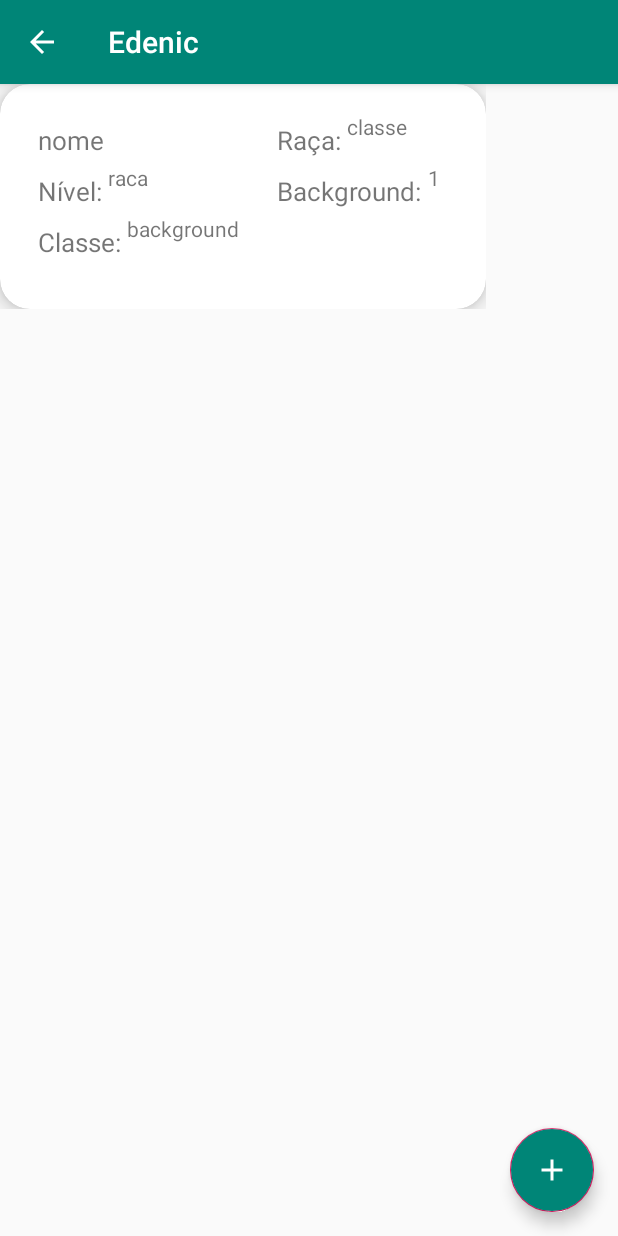
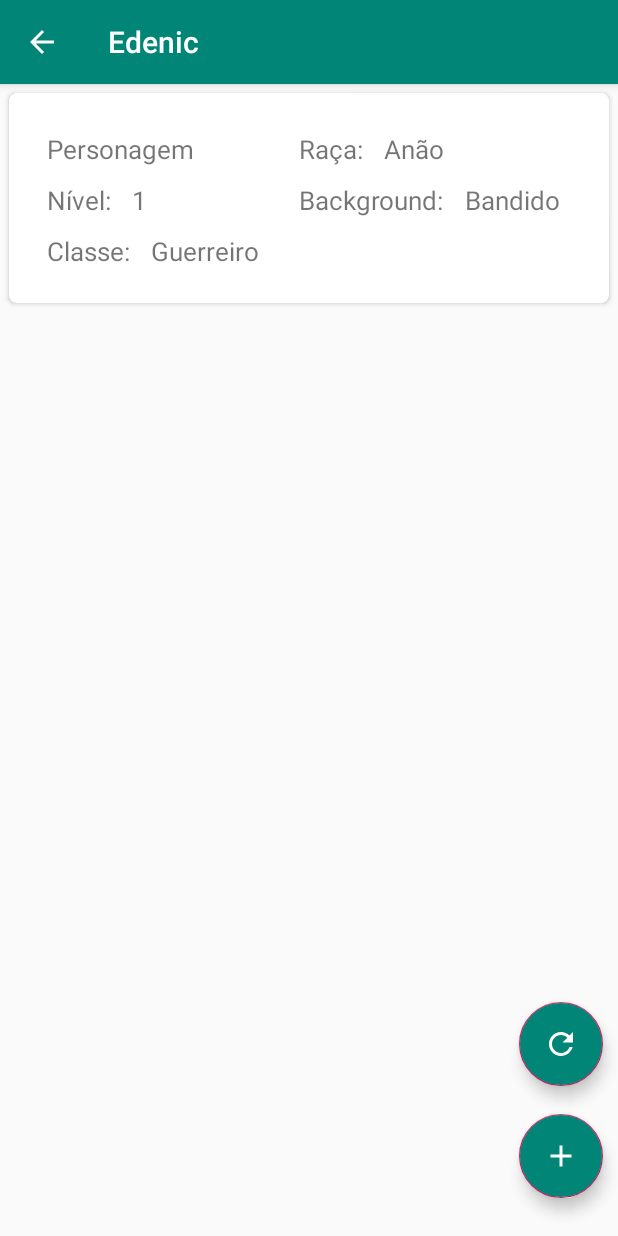
Before and after one commit to marcelovicarvalho/edenic, an Android app: the screen it shows after launch (Personagens), after a tap on "Personagens", on a phone screen of 412 x 824 dp. Run offline under Robolectric (Android 15) with nearby library versions, the phone set to English and light mode, and no system bars.

Commit message:
enviando pro server e puxando e atualizando os card PogU

```diff
--- a/app/src/main/java/com/example/edenic/AddPersonagem.java
+++ b/app/src/main/java/com/example/edenic/AddPersonagem.java
@@ -412,10 +412,7 @@ public class AddPersonagem extends AppCompatActivity {
                         prestigitacao2 = somaStatus;
 
                         constituicao2 = modificadorStatus(constituicao);
-                        Log.i("PRIMEIRO", String.valueOf(HP));
-                        Log.i("CONSTITUICAO",String.valueOf(somaStatus));
                         calculaHP(classe);
-                        Log.i("",String.valueOf(HP));
 
                         inteligencia2 = modificadorStatus(inteligencia);
                         arcanismo2 = somaStatus;
@@ -527,20 +524,23 @@ public class AddPersonagem extends AppCompatActivity {
 
                 itemSelecionado();
 
-                Log.i("", nome);
-                Log.i("", raca);
-                Log.i("", classe);
-                Log.i("", background);
-                Log.i("forca", String.valueOf(forca2));
-                Log.i("destreza", String.valueOf(destreza2));
-                Log.i("const", String.valueOf(constituicao2));
-                Log.i("inte", String.valueOf(inteligencia2));
-                Log.i("sabe", String.valueOf(sabedoria2));
-                Log.i("caris", String.valueOf(carisma2));
-                Log.i("hp+", String.valueOf(HP));
+                Log.i("nome ", nome);
+                Log.i("raca ", raca);
+                Log.i("classe ", classe);
+                Log.i("background ", background);
+                Log.i("forca ", String.valueOf(forca2));
+                Log.i("destreza ", String.valueOf(destreza2));
+                Log.i("const ", String.valueOf(constituicao2));
+                Log.i("inte ", String.valueOf(inteligencia2));
+                Log.i("sabe ", String.valueOf(sabedoria2));
+                Log.i("caris ", String.valueOf(carisma2));
+                Log.i("hp+ ", String.valueOf(HP));
+
+                String SQLiteQuery = "INSERT INTO personagens (char_nome, char_nivel,char_raca,char_class,char_back,char_str,char_dex,char_cons,char_int,char_wis,char_char,char_hp) VALUES ('"+nome+"',1,'"+raca+"','"+classe+"','"+background+"','"+String.valueOf(forca2)+"','"+String.valueOf(destreza2)+"','"+String.valueOf(constituicao2)+"','"+String.valueOf(inteligencia2)+"','"+String.valueOf(sabedoria2)+"', '"+String.valueOf(carisma2)+"','"+String.valueOf(HP)+"')";
 
                 gravaBanco(getBaseContext()).rawQuery("INSERT INTO personagens (char_nome,char_nivel,char_raca,char_class,char_back,char_str,char_dex,char_cons,char_int,char_wis,char_char,char_hp) VALUES (?,?,?,?,?,?,?,?,?,?,?,?)", new String[]{nome,"1",raca,classe,background,String.valueOf(forca2),String.valueOf(destreza2),String.valueOf(constituicao2),String.valueOf(inteligencia2),String.valueOf(sabedoria2), String.valueOf(carisma2),String.valueOf(HP)});
                 gravaBanco(getBaseContext()).rawQuery("INSERT INTO proficiencias (prof_atl,prof_acr,prof_furt,prof_prest,prof_arc,prof_his,prof_inves,prof_natu,prof_reli,prof_ades,prof_intui,prof_medic,prof_percep,prof_sobre,prof_atua,prof_engana,prof_inti,prof_persu) VALUES (?,?,?,?,?,?,?,?,?,?,?,?,?,?,?,?,?,?)", new String[]{String.valueOf(atletismo2),String.valueOf(acrobacia2),String.valueOf(furtividade2),String.valueOf(prestigitacao2),String.valueOf(arcanismo2),String.valueOf(historia2),String.valueOf(investigacao2),String.valueOf(natureza2),String.valueOf(religiao2),String.valueOf(adestraranimais2),String.valueOf(intuicao2),String.valueOf(medicina2),String.valueOf(percepcao2),String.valueOf(sobrevivencia2),String.valueOf(atuacao2),String.valueOf(enganacao2),String.valueOf(intimidacao2),String.valueOf(persuasao2)});
+                gravaBanco(getBaseContext()).execSQL(SQLiteQuery);
 
                 Toast.makeText(AddPersonagem.this, "Personagem Salvo", Toast.LENGTH_SHORT).show();
                 finish();
--- a/app/src/main/java/com/example/edenic/DatabaseHandler.java
+++ b/app/src/main/java/com/example/edenic/DatabaseHandler.java
@@ -136,7 +136,7 @@ public class DatabaseHandler extends SQLiteOpenHelper {
         db.execSQL("INSERT INTO  feiticos (name,nivel,castTime,range,duration,classe,descricao) VALUES ('Palavra curativa',1,'1 ação bonus','18 metros','instantaneo','Clérigo','Uma criatura, à sua escolha, que você possa ver dentro do alcance recupera uma quantidade de pontos de vida igual a 1d4 + seu modificador de habilidade de conjuração. Essa magia não tem efeito em mortos-vivos ou constructosEm Níveis Superiores. Quando você conjurar essa magia usando um espaço de magia de 2° nível ou superior, a cura aumenta em 1d4 para cada nível do espaço acima do 1°')");
         db.execSQL("INSERT INTO  feiticos (name,nivel,castTime,range,duration,classe,descricao) VALUES ('Resistência',0,'1 ação','Toque','até 1 minuto','Clérigo','Você toca uma criatura voluntária. Uma vez, antes da magia acabar, o alvo pode rolar um d4 e adicionar o valor jogado a um teste de resistência de sua escolha. Ele pode rolar o dado antes ou depois de realizar o teste de resistência. Então, a magia termina.')");
         db.execSQL("INSERT INTO  feiticos (name, nivel,castTime,range,duration,classe,descricao) VALUES ('Luz',0,'1 ação','toque','1 hora', 'Clérigo', 'Você toca um objeto que não tenha mais 3 metros em qualquer dimensão. Até a magia acabar, o objeto emite luz plena num raio de 6 metros e penumbra por 6 metros adicionais. Cobrir o objeto completamente com alguma coisa opaca bloqueará a luz. A magia termina se você conjura-la novamente ou dissipa-la com uma ação.Se você tentar afetar um objeto segurado ou vestido por uma criatura hostil, a criatura deve ser bem sucedida num teste de Destreza para evitar a magia.')");
-        db.execSQL("INSERT INTO personagens (char_nome, char_nivel, char_raca, char_class, char_back, char_str, char_dex,char_cons, char_int,char_wis,char_char,char_hp,char_desc) VALUES ('nome', 'raca', 'classe', 'background', 1, 2, 3, 4, 5, 6, 7,8, 'desc')");
+        db.execSQL("INSERT INTO personagens (char_nome, char_nivel, char_raca, char_class, char_back, char_str, char_dex,char_cons, char_int,char_wis,char_char,char_hp,char_desc) VALUES ('Personagem',1, 'Anão', 'Guerreiro', 'Bandido', 1, 2, 3, 4, 5, 6, 7, 'desc')");
 }
 
     @Override
--- a/app/src/main/java/com/example/edenic/Personagens.java
+++ b/app/src/main/java/com/example/edenic/Personagens.java
@@ -8,6 +8,7 @@ import android.content.Intent;
 import android.database.Cursor;
 import android.database.sqlite.SQLiteDatabase;
 import android.os.Bundle;
+import android.util.Log;
 import android.view.MenuItem;
 import android.view.View;
 import android.widget.Button;
@@ -34,6 +35,8 @@ public class Personagens extends AppCompatActivity {
 
         getSupportActionBar().setDisplayHomeAsUpEnabled(true);
         getSupportActionBar().setDisplayShowHomeEnabled(true);
+        rv2 = findViewById(R.id.recyclerviewPersonagens);
+        setAdapter();
 
         FloatingActionButton button = findViewById(R.id.addChar);
         button.setOnClickListener(new View.OnClickListener() {
@@ -43,15 +46,32 @@ public class Personagens extends AppCompatActivity {
             }
         });
 
-        rv2 = findViewById(R.id.recyclerviewPersonagens);
+        FloatingActionButton button2 = findViewById(R.id.charUpdate);
+        button2.setOnClickListener(new View.OnClickListener() {
+            @Override
+            public void onClick(View view) {
+                updatePersonagem();
+            }
+        });
 
-        setAdapter();
+
+
+
     }
 
     public void AddPersonagem() {
         Intent intent = new Intent(Personagens.this, AddPersonagem.class);
         startActivity(intent);
     }
+
+    public void updatePersonagem() {
+        rv2 = findViewById(R.id.recyclerviewPersonagens);
+        setAdapter();
+
+        this.finish();
+        Intent intent = new Intent(Personagens.this, Personagens.class);
+        startActivity(intent);
+}
 
     public void setAdapter(){
         DatabaseHandler banco = new DatabaseHandler(this);
@@ -65,6 +85,7 @@ public class Personagens extends AppCompatActivity {
             classe.add(cursor.getString(4));
             raca.add(cursor.getString(3));
             background.add(cursor.getString(5));
+            Log.i("aaa", cursor.getString(1));
         } while (cursor.moveToNext());
         PersonagensRecycler adapter = new PersonagensRecycler(this, nome, nivel, classe, raca, background);
         rv2.setAdapter(adapter);
--- a/app/src/main/java/com/example/edenic/PersonagensRecycler.java
+++ b/app/src/main/java/com/example/edenic/PersonagensRecycler.java
@@ -3,6 +3,7 @@ package com.example.edenic;
 import android.app.AlertDialog;
 import android.content.Context;
 import android.content.DialogInterface;
+import android.util.Log;
 import android.view.LayoutInflater;
 import android.view.View;
 import android.view.ViewGroup;
@@ -46,12 +47,13 @@ public class PersonagensRecycler extends RecyclerView.Adapter<PersonagensRecycle
     public MyViewHolder onCreateViewHolder(@NonNull ViewGroup viewGroup, int viewType) {
         LinearLayout txt = (LinearLayout) LayoutInflater.from(viewGroup.getContext()).inflate(R.layout.recycler_personagens, viewGroup, false);
         PersonagensRecycler.MyViewHolder myViewHolder = new PersonagensRecycler.MyViewHolder(txt);
-        Collections.sort(nome);
+//        Collections.sort(nome);
         return myViewHolder;
     }
 
     @Override
     public void onBindViewHolder(@NonNull MyViewHolder Holder, int i) {
+        Log.i("I", String.valueOf(i));
         Holder.nome.setText(nome.get(i));
         Holder.nivel.setText(nivel.get(i));
         Holder.classe.setText(classe.get(i));
@@ -60,7 +62,9 @@ public class PersonagensRecycler extends RecyclerView.Adapter<PersonagensRecycle
     }
 
     @Override
-    public int getItemCount() {
+    public int getItemCount()
+    {
+        Log.i("tamanho", String.valueOf(nome.size()));
         return nome.size();
     }
 
--- /dev/null
+++ b/app/src/main/res/drawable/ic_refresh_black_24dp.xml
@@ -0,0 +1,5 @@
+<vector android:height="24dp" android:tint="#FFFFFF"
+    android:viewportHeight="24.0" android:viewportWidth="24.0"
+    android:width="24dp" xmlns:android="http://schemas.android.com/apk/res/android">
+    <path android:fillColor="#FF000000" android:pathData="M17.65,6.35C16.2,4.9 14.21,4 12,4c-4.42,0 -7.99,3.58 -7.99,8s3.57,8 7.99,8c3.73,0 6.84,-2.55 7.73,-6h-2.08c-0.82,2.33 -3.04,4 -5.65,4 -3.31,0 -6,-2.69 -6,-6s2.69,-6 6,-6c1.66,0 3.14,0.69 4.22,1.78L13,11h7V4l-2.35,2.35z"/>
+</vector>
--- a/app/src/main/res/layout/activity_personagens.xml
+++ b/app/src/main/res/layout/activity_personagens.xml
@@ -1,28 +1,43 @@
 <?xml version="1.0" encoding="utf-8"?>
 
-<LinearLayout
+<RelativeLayout
     android:layout_height="match_parent"
-    android:layout_width="match_parent"
+    android:layout_width="wrap_content"
     xmlns:app="http://schemas.android.com/apk/res-auto"
     xmlns:android="http://schemas.android.com/apk/res/android">
-    <LinearLayout
+
+
+    <androidx.recyclerview.widget.RecyclerView
+        android:id="@+id/recyclerviewPersonagens"
         android:layout_width="match_parent"
-        android:layout_height="match_parent"
-        android:layout_weight="1">
-        <androidx.recyclerview.widget.RecyclerView
-            android:id="@+id/recyclerviewPersonagens"
-            android:layout_width="match_parent"
-            android:layout_height="match_parent">
-        </androidx.recyclerview.widget.RecyclerView>
-    </LinearLayout>
+        android:layout_height="match_parent"></androidx.recyclerview.widget.RecyclerView>
 
     <com.google.android.material.floatingactionbutton.FloatingActionButton
         android:id="@+id/addChar"
         android:layout_width="wrap_content"
         android:layout_height="wrap_content"
-        android:layout_gravity="end|bottom"
-        android:src="@drawable/ic_add_black_24dp"
+        android:layout_alignBottom="@+id/recyclerviewPersonagens"
+        android:layout_marginBottom="25dp"
+        android:layout_centerHorizontal="false"
+        android:layout_alignParentEnd="true"
         android:backgroundTint="@color/colorPrimary"
-        android:layout_margin="16dp" />
+        android:layout_marginEnd="10dp"
+        app:fabSize="normal"
+        app:srcCompat="@drawable/ic_add_black_24dp"/>
 
-</LinearLayout>
+    <com.google.android.material.floatingactionbutton.FloatingActionButton
+        android:id="@+id/charUpdate"
+        android:layout_width="wrap_content"
+        android:layout_height="wrap_content"
+        android:layout_alignBottom="@+id/recyclerviewPersonagens"
+        android:layout_marginBottom="100dp"
+        android:layout_centerHorizontal="false"
+        android:layout_alignParentEnd="true"
+        android:backgroundTint="@color/colorPrimary"
+        android:layout_marginEnd="10dp"
+        app:fabSize="normal"
+        app:srcCompat="@drawable/ic_refresh_black_24dp"/>
+
+    <!--addChar-->
+
+</RelativeLayout>
--- a/app/src/main/res/layout/recycler_personagens.xml
+++ b/app/src/main/res/layout/recycler_personagens.xml
@@ -3,17 +3,18 @@
     xmlns:app="http://schemas.android.com/apk/res-auto"
     android:orientation="vertical"
     android:layout_width="match_parent"
-    android:layout_height="match_parent">
+    android:layout_height="wrap_content">
 
     <LinearLayout
         android:layout_width="match_parent"
         android:layout_height="wrap_content">
         <androidx.cardview.widget.CardView
             android:id="@+id/cardV2"
+            android:clickable="true"
             android:layout_width="match_parent"
-            android:layout_height="150dp"
-            app:cardCornerRadius="20dp"
-            app:cardElevation="8dp">
+            android:layout_height="140dp"
+            android:layout_margin="6dp"
+            app:cardCornerRadius="5dp">
 
             <LinearLayout
                 android:layout_width="match_parent"
@@ -40,7 +41,7 @@
                         </TextView>
                     </LinearLayout>
                     <LinearLayout
-                        android:layout_width="wrap_content"
+                        android:layout_width="match_parent"
                         android:layout_height="wrap_content"
                         android:layout_weight="1">
                         <TextView
@@ -56,7 +57,9 @@
                             android:layout_width="wrap_content"
                             android:layout_height="wrap_content"
                             android:text="1"
-                            android:textSize="14sp">
+                            android:layout_marginTop="10dp"
+                            android:layout_marginLeft="10dp"
+                            android:textSize="17sp">
                         </TextView>
                     </LinearLayout>
                     <LinearLayout
@@ -76,7 +79,9 @@
                             android:layout_width="wrap_content"
                             android:layout_height="wrap_content"
                             android:text="1"
-                            android:textSize="14sp">
+                            android:textSize="17sp"
+                            android:layout_marginTop="10dp"
+                            android:layout_marginLeft="10dp">
                         </TextView>
                     </LinearLayout>
 
@@ -102,7 +107,9 @@
                             android:layout_width="wrap_content"
                             android:layout_height="wrap_content"
                             android:text="1"
-                            android:textSize="14sp">
+                            android:textSize="17sp"
+                            android:layout_marginTop="10dp"
+                            android:layout_marginLeft="10dp">
                         </TextView>
                     </LinearLayout>
                     <LinearLayout
@@ -121,7 +128,9 @@
                             android:layout_width="wrap_content"
                             android:layout_height="wrap_content"
                             android:text="1"
-                            android:textSize="14sp">
+                            android:textSize="17sp"
+                            android:layout_marginTop="10dp"
+                            android:layout_marginLeft="10dp">
                         </TextView>
                     </LinearLayout>
                 </LinearLayout>
```
